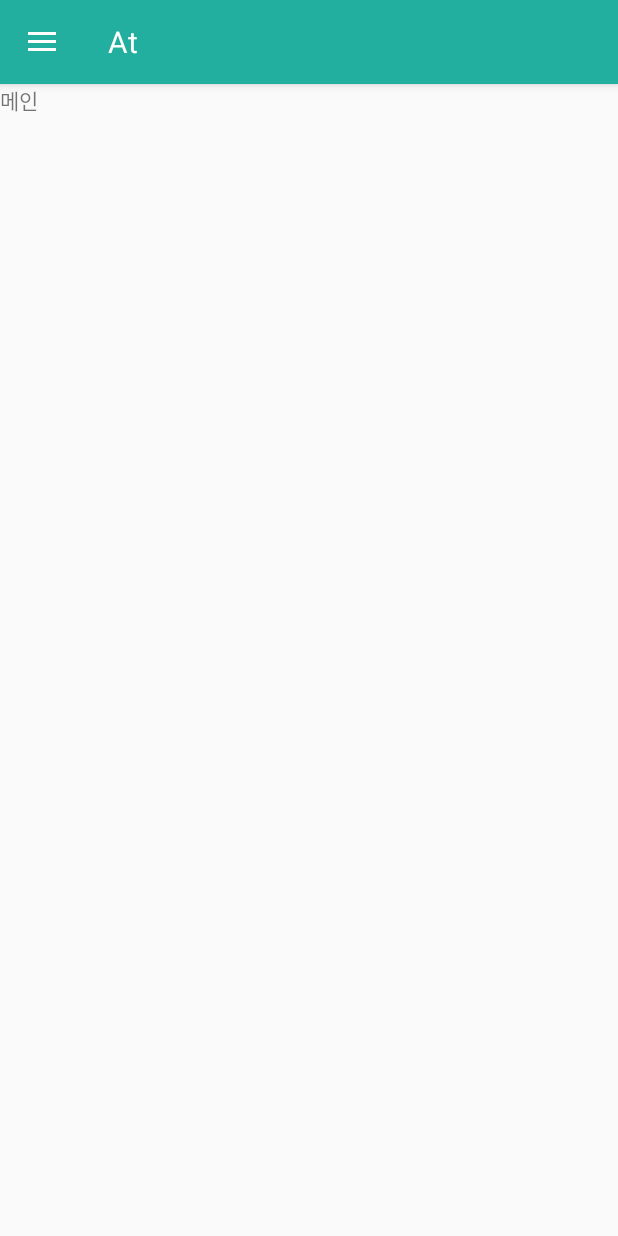
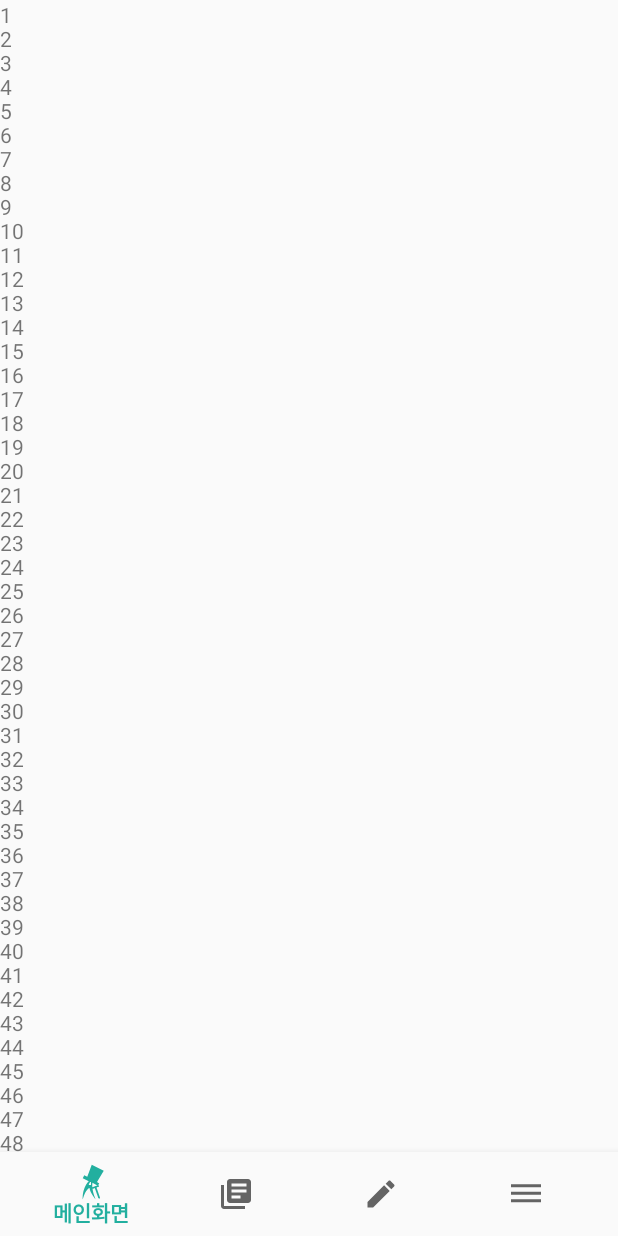
Before and after one commit to BeomSS/At, an Android app: the screen it shows after launch (MainActivity), on a phone screen of 412 x 824 dp. Run offline under Robolectric (Android 15) with nearby library versions, the phone set to English and light mode, and no system bars.

Commit message:
범 - 바텀네비게이션 세팅 완료. 손질 안한 단계.

```diff
--- a/app/src/main/AndroidManifest.xml
+++ b/app/src/main/AndroidManifest.xml
@@ -20,7 +20,6 @@
         <activity android:name="com.example.user.at.MainActivity"/>
         <activity android:name=".HelpActivity"/>
         <activity android:name=".LetterMainActivity"/>
-        <activity android:name=".BoardActivity"/>
         <activity android:name=".LikeActivity"/>
         <activity android:name=".SettingActivity"/>
         <activity android:name=".MyInfoListActivity"/>
--- /dev/null
+++ b/app/src/main/java/com/example/user/at/BottomNavigationBehavior.java
@@ -0,0 +1,53 @@
+package com.example.user.at;
+
+import android.content.Context;
+import android.support.annotation.NonNull;
+import android.support.design.widget.BottomNavigationView;
+import android.support.design.widget.CoordinatorLayout;
+import android.support.v4.view.ViewCompat;
+import android.util.AttributeSet;
+import android.view.View;
+import android.widget.FrameLayout;
+
+/**
+ * Created by ravi on 21/12/17.
+ */
+
+public class BottomNavigationBehavior extends CoordinatorLayout.Behavior<BottomNavigationView> {
+
+    public BottomNavigationBehavior() {
+        super();
+    }
+
+    public BottomNavigationBehavior(Context context, AttributeSet attrs) {
+        super(context, attrs);
+    }
+
+    @Override
+    public boolean layoutDependsOn(CoordinatorLayout parent, BottomNavigationView child, View dependency) {
+        boolean dependsOn = dependency instanceof FrameLayout;
+        return dependsOn;
+    }
+
+    @Override
+    public boolean onStartNestedScroll(@NonNull CoordinatorLayout coordinatorLayout, @NonNull BottomNavigationView child, @NonNull View directTargetChild, @NonNull View target, int axes, int type) {
+        return axes == ViewCompat.SCROLL_AXIS_VERTICAL;
+    }
+
+    @Override
+    public void onNestedPreScroll(@NonNull CoordinatorLayout coordinatorLayout, @NonNull BottomNavigationView child, @NonNull View target, int dx, int dy, @NonNull int[] consumed, int type) {
+        if(dy < 0){
+            showBottomNavigationView(child);
+        } else if(dy > 0){
+            hideBottomNavigationView(child);
+        }
+    }
+
+    private void hideBottomNavigationView(BottomNavigationView view) {
+        view.animate().translationY(view.getHeight());
+    }
+
+    private void showBottomNavigationView(BottomNavigationView view) {
+        view.animate().translationY(0);
+    }
+}
--- a/app/src/main/java/com/example/user/at/MainActivity.java
+++ b/app/src/main/java/com/example/user/at/MainActivity.java
@@ -1,46 +1,59 @@
 package com.example.user.at;
 
-import android.content.Intent;
 import android.os.Bundle;
 import android.support.annotation.NonNull;
-import android.support.design.widget.NavigationView;
-import android.support.v4.view.GravityCompat;
-import android.support.v4.widget.DrawerLayout;
-import android.support.v7.app.ActionBarDrawerToggle;
+import android.support.design.widget.BottomNavigationView;
+import android.support.design.widget.CoordinatorLayout;
+import android.support.v4.app.Fragment;
+import android.support.v4.app.FragmentTransaction;
 import android.support.v7.app.AppCompatActivity;
-import android.support.v7.widget.Toolbar;
 import android.view.MenuItem;
-import android.view.View;
-import android.widget.LinearLayout;
 
-import java.util.Objects;
+public class MainActivity extends AppCompatActivity {
+    //    Skin skin;
+    BottomNavigationView btNav;
 
-public class MainActivity extends AppCompatActivity implements NavigationView.OnNavigationItemSelectedListener {
-//    Skin skin;
     @Override
     protected void onCreate(Bundle savedInstanceState) {
         /*skin = new Skin(this);
         int color = skin.skinSetting();
         int skinCode = skin.skinCode;*/
         super.onCreate(savedInstanceState);
-        setTheme(R.style.AppTheme_NoActionBar);
+        setTheme(R.style.AppThemeVer1);
         setContentView(R.layout.activity_main);
 
-        final Toolbar toolbar = (Toolbar) findViewById(R.id.toolbar);
-        setSupportActionBar(toolbar);               //커스텀 타이틀 사용
-        Objects.requireNonNull(getSupportActionBar()).setDisplayShowTitleEnabled(false);        //커스텀 타이틀을 사용하기 때문에 기존 타이틀 사용 안함
-//        toolbar.setBackgroundColor(color);
+        btNav = findViewById(R.id.btNavMain);
+        CoordinatorLayout.LayoutParams layoutParams = (CoordinatorLayout.LayoutParams) btNav.getLayoutParams();
+        layoutParams.setBehavior(new BottomNavigationBehavior());
+        MainFragment fragment = new MainFragment();
+        loadFragment(fragment);
 
-        DrawerLayout drawer = (DrawerLayout) findViewById(R.id.drawer_layout);
-        ActionBarDrawerToggle toggle = new ActionBarDrawerToggle(
-                this, drawer, toolbar, R.string.navigation_drawer_open, R.string.navigation_drawer_close);
-        drawer.addDrawerListener(toggle);
-        toggle.syncState();
+        btNav.setOnNavigationItemSelectedListener(new BottomNavigationView.OnNavigationItemSelectedListener() {
+            @Override
+            public boolean onNavigationItemSelected(@NonNull MenuItem item) {
+                Fragment fragment;
+                switch (item.getItemId()) {
+                    case R.id.show_Main:
+                        fragment = new MainFragment();
+                        loadFragment(fragment);
+                        return true;
+                    case R.id.show_board:
+                        fragment = new BoardFragment();
+                        loadFragment(fragment);
+                        return true;
+                    case R.id.write_board:
+                        fragment = new WriteFragment();
+                        loadFragment(fragment);
+                        return true;
+                    case R.id.show_menu:
+                        fragment = new MenuFragment();
+                        loadFragment(fragment);
+                        return true;
+                }
+                return false;
+            }
+        });
 
-        NavigationView navigationView = (NavigationView) findViewById(R.id.nav_view);
-        navigationView.setNavigationItemSelectedListener(this);
-        View headerView = navigationView.getHeaderView(0);
-        LinearLayout headerLayout = headerView.findViewById(R.id.myInfoBtnLayout);
         /*switch(skinCode){
             case 1:
                 headerLayout.setBackground(getResources().getDrawable(R.drawable.side_nav_bar_mint));
@@ -53,23 +66,18 @@ public class MainActivity extends AppCompatActivity implements NavigationView.On
                 break;
         }*/
     }
+    void loadFragment(Fragment fragment){
+        FragmentTransaction transaction = getSupportFragmentManager().beginTransaction();
+        transaction.replace(R.id.frgMain, fragment);
+        transaction.commit();
+    }
 
-    public void my_info(View v){            //내정보(네비게이션 드로어 헤더 부분) 클릭 시
+    /*public void my_info(View v){            //내정보(네비게이션 드로어 헤더 부분) 클릭 시
         Intent intent = new Intent(this, MyInfoListActivity.class);
         startActivity(intent);
         DrawerLayout drawer = (DrawerLayout) findViewById(R.id.drawer_layout);
         drawer.closeDrawer(GravityCompat.START);
-    }
-
-    @Override
-    public void onBackPressed() {                       //뒤로가기 클릭 시
-        DrawerLayout drawer = (DrawerLayout) findViewById(R.id.drawer_layout);
-        if (drawer.isDrawerOpen(GravityCompat.START)) {     //드로우어가 열려있다면 닫음
-            drawer.closeDrawer(GravityCompat.START);
-        } else {
-            super.onBackPressed();
-        }
-    }
+    }*/
 
     /*@Override
     public boolean onCreateOptionsMenu(Menu menu) {         //옵션메뉴 생성
@@ -94,7 +102,7 @@ public class MainActivity extends AppCompatActivity implements NavigationView.On
         return super.onOptionsItemSelected(item);
     }*/
 
-    @SuppressWarnings("StatementWithEmptyBody")
+    /*@SuppressWarnings("StatementWithEmptyBody")
     @Override
     public boolean onNavigationItemSelected(@NonNull MenuItem item) {        //네비게이션 아이템 클릭 시
         // Handle navigation view item clicks here.
@@ -103,7 +111,7 @@ public class MainActivity extends AppCompatActivity implements NavigationView.On
 
         if (id == R.id.nav_board) {          //글 클릭 시
             // Handle the camera action
-            intent = new Intent(this, BoardActivity.class);
+            intent = new Intent(this, BoardFragment.class);
         } else if (id == R.id.nav_message) {    //쪽지 클릭 시
             intent = new Intent(this, LetterMainActivity.class);
         } else if (id == R.id.nav_like) {       //관심 있는 작품 클릭 시
@@ -120,7 +128,7 @@ public class MainActivity extends AppCompatActivity implements NavigationView.On
         DrawerLayout drawer = (DrawerLayout) findViewById(R.id.drawer_layout);
         drawer.closeDrawer(GravityCompat.START);        //네비게이션 아이템 클릭 후에는 드로우어 닫음
         return true;
-    }
+    }*/
 
     /*public void changeSkin(View v){
         switch(v.getId()){
--- /dev/null
+++ b/app/src/main/java/com/example/user/at/MainFragment.java
@@ -0,0 +1,28 @@
+package com.example.user.at;
+
+import android.annotation.SuppressLint;
+import android.os.Bundle;
+import android.support.annotation.NonNull;
+import android.support.annotation.Nullable;
+import android.support.v4.app.Fragment;
+import android.view.LayoutInflater;
+import android.view.View;
+import android.view.ViewGroup;
+import android.widget.TextView;
+
+public class MainFragment extends Fragment {
+    View view;
+    TextView tvScrollingTest;
+
+    @SuppressLint("SetTextI18n")
+    @Nullable
+    @Override
+    public View onCreateView(@NonNull LayoutInflater inflater, @Nullable ViewGroup container, @Nullable Bundle savedInstanceState) {
+        view = inflater.inflate(R.layout.fragment_main, container, false);
+        tvScrollingTest = view.findViewById(R.id.tvScrollingTest);
+        for (int i = 1; i <= 50; i++){
+            tvScrollingTest.setText(tvScrollingTest.getText() + String.valueOf(i) + "\n");
+        }
+        return view;
+    }
+}
--- /dev/null
+++ b/app/src/main/res/drawable/ic_dehaze_black_24dp.xml
@@ -0,0 +1,9 @@
+<vector xmlns:android="http://schemas.android.com/apk/res/android"
+        android:width="24dp"
+        android:height="24dp"
+        android:viewportWidth="24.0"
+        android:viewportHeight="24.0">
+    <path
+        android:fillColor="#FF000000"
+        android:pathData="M2,15.5v2h20v-2L2,15.5zM2,10.5v2h20v-2L2,10.5zM2,5.5v2h20v-2L2,5.5z"/>
+</vector>
--- /dev/null
+++ b/app/src/main/res/drawable/ic_edit_black_24dp.xml
@@ -0,0 +1,9 @@
+<vector xmlns:android="http://schemas.android.com/apk/res/android"
+        android:width="24dp"
+        android:height="24dp"
+        android:viewportWidth="24.0"
+        android:viewportHeight="24.0">
+    <path
+        android:fillColor="#FF000000"
+        android:pathData="M3,17.25V21h3.75L17.81,9.94l-3.75,-3.75L3,17.25zM20.71,7.04c0.39,-0.39 0.39,-1.02 0,-1.41l-2.34,-2.34c-0.39,-0.39 -1.02,-0.39 -1.41,0l-1.83,1.83 3.75,3.75 1.83,-1.83z"/>
+</vector>
--- /dev/null
+++ b/app/src/main/res/drawable/ic_logo_home.xml
@@ -0,0 +1,10 @@
+<vector android:height="24dp" android:viewportHeight="48"
+    android:viewportWidth="48" android:width="24dp" xmlns:android="http://schemas.android.com/apk/res/android">
+    <path android:fillColor="#FF000000" android:pathData="M41,9L25,1l-6,16l-4,-2l-2,4l8,4c-9,9 -8,24 -8,24c4,-14 9,-15 9,-15c1,7 8,15 8,15c-6,-15 -4,-22 -4,-22l7,4l2,-3l-3,-2L41,9zM24,28h-3c0,-2 2,-4 2,-4h1V28z"/>
+    <path android:fillColor="#FF000000" android:pathData="M25.7373,30.8635l7.456,-2.6109l0.7602,2.1707l-7.456,2.6109z"/>
+    <path android:fillColor="#FF000000" android:pathData="M33.6,29.4m-1.1,0a1.1,1.1 0,1 1,2.2 0a1.1,1.1 0,1 1,-2.2 0"/>
+    <path android:fillColor="#FF000000" android:pathData="M26.1,32m-1.1,0a1.1,1.1 0,1 1,2.2 0a1.1,1.1 0,1 1,-2.2 0"/>
+    <path android:fillColor="#FF000000" android:pathData="M31.077,30.8228l4.8583,13.8739l-2.1707,0.7602l-4.8583,-13.8739z"/>
+    <path android:fillColor="#FF000000" android:pathData="M34.9,45.1m-1.1,0a1.1,1.1 0,1 1,2.2 0a1.1,1.1 0,1 1,-2.2 0"/>
+    <path android:fillColor="#FF000000" android:pathData="M30,31.2m-1.1,0a1.1,1.1 0,1 1,2.2 0a1.1,1.1 0,1 1,-2.2 0"/>
+</vector>
--- a/app/src/main/res/layout/activity_main.xml
+++ b/app/src/main/res/layout/activity_main.xml
@@ -1,56 +1,30 @@
 <?xml version="1.0" encoding="utf-8"?>
-<android.support.v4.widget.DrawerLayout xmlns:android="http://schemas.android.com/apk/res/android"
-    xmlns:app="http://schemas.android.com/apk/res-auto"
-    xmlns:tools="http://schemas.android.com/tools"
-    android:id="@+id/drawer_layout"
-    android:layout_width="match_parent"
-    android:layout_height="match_parent"
-    android:fitsSystemWindows="true"
-    tools:openDrawer="start">
-
 <android.support.design.widget.CoordinatorLayout xmlns:android="http://schemas.android.com/apk/res/android"
     xmlns:app="http://schemas.android.com/apk/res-auto"
     xmlns:tools="http://schemas.android.com/tools"
+    android:id="@+id/container"
     android:layout_width="match_parent"
-        android:layout_height="match_parent"
-        tools:context="com.example.user.at.MainActivity">
+    android:layout_height="match_parent">
 
-        <android.support.design.widget.AppBarLayout
-            android:layout_width="match_parent"
-            android:layout_height="wrap_content"
-            android:theme="@style/AppTheme.AppBarOverlay">
-
-            <android.support.v7.widget.Toolbar
-                android:id="@+id/toolbar"
-                android:layout_width="match_parent"
-                android:layout_height="?attr/actionBarSize"
-                app:popupTheme="@style/AppTheme.PopupOverlay">
-
-                <TextView
-                    android:id="@+id/toolbar_Title"
-                    android:layout_width="wrap_content"
-                    android:layout_height="wrap_content"
-                    android:text="@string/app_name"
-                    android:textColor="@color/colorWhite"
-                    android:textSize="@dimen/toolBar_title_text" />
-            </android.support.v7.widget.Toolbar>
-
-        </android.support.design.widget.AppBarLayout>
-
-        <android.support.constraint.ConstraintLayout xmlns:android="http://schemas.android.com/apk/res/android"
-            xmlns:app="http://schemas.android.com/apk/res-auto"
-            xmlns:tools="http://schemas.android.com/tools"
-            android:id="@+id/fragment_container"
+    <FrameLayout
+        android:id="@+id/frgMain"
         android:layout_width="match_parent"
         android:layout_height="match_parent"
         app:layout_behavior="@string/appbar_scrolling_view_behavior"
-            tools:context="com.example.user.at.MainActivity">
+        app:layout_constraintTop_toTopOf="parent"
+        app:layout_constraintLeft_toLeftOf="parent"
+        app:layout_constraintRight_toRightOf="parent"
+        app:layout_constraintBottom_toBottomOf="parent"/>
 
-            <TextView
-                android:layout_width="wrap_content"
+    <android.support.design.widget.BottomNavigationView
+        android:id="@+id/btNavMain"
+        android:layout_width="match_parent"
         android:layout_height="wrap_content"
-                android:text="메인" />
-
+        android:layout_marginEnd="0dp"
+        android:layout_marginStart="0dp"
+        android:layout_gravity="bottom"
+        android:background="?android:attr/windowBackground"
+        app:menu="@menu/menu_bottom_navigation"/>
     <!--<Button
         android:id="@+id/btn1"
         android:layout_width="wrap_content"
@@ -81,19 +55,4 @@
         app:layout_constraintRight_toRightOf="parent"
         app:layout_constraintTop_toBottomOf="@id/btn2" />-->
 
-        </android.support.constraint.ConstraintLayout>
-
 </android.support.design.widget.CoordinatorLayout>
-
-    <android.support.design.widget.NavigationView
-        android:id="@+id/nav_view"
-        android:layout_width="wrap_content"
-        android:layout_height="match_parent"
-        android:layout_gravity="start"
-        android:background="@color/colorWhite"
-        android:fitsSystemWindows="true"
-        app:headerLayout="@layout/nav_header_main"
-        app:itemTextAppearance="?attr/textAppearanceLargePopupMenu"
-        app:menu="@menu/activity_main_drawer" />
-
-</android.support.v4.widget.DrawerLayout>
--- /dev/null
+++ b/app/src/main/res/layout/fragment_main.xml
@@ -0,0 +1,14 @@
+<?xml version="1.0" encoding="utf-8"?>
+<android.support.v4.widget.NestedScrollView
+    xmlns:android="http://schemas.android.com/apk/res/android" android:layout_width="match_parent"
+    android:layout_height="match_parent">
+        <LinearLayout
+            android:layout_width="match_parent"
+            android:layout_height="match_parent"
+            android:orientation="vertical">
+                <TextView
+                    android:id="@+id/tvScrollingTest"
+                    android:layout_width="match_parent"
+                    android:layout_height="wrap_content" />
+        </LinearLayout>
+</android.support.v4.widget.NestedScrollView>
--- /dev/null
+++ b/app/src/main/res/menu/menu_bottom_navigation.xml
@@ -0,0 +1,19 @@
+<?xml version="1.0" encoding="utf-8"?>
+<menu xmlns:android="http://schemas.android.com/apk/res/android">
+    <item
+        android:id="@+id/show_Main"
+        android:title="메인화면"
+        android:icon="@drawable/ic_logo_home"/>
+    <item
+        android:id="@+id/show_board"
+        android:title="게시판보기"
+        android:icon="@drawable/ic_library_books_black_24dp"/>
+    <item
+        android:id="@+id/write_board"
+        android:title="글쓰기"
+        android:icon="@drawable/ic_edit_black_24dp"/>
+    <item
+        android:id="@+id/show_menu"
+        android:title="메뉴"
+        android:icon="@drawable/ic_dehaze_black_24dp"/>
+</menu>
```
Also changed, not shown: app/src/main/java/com/example/user/at/BoardActivity.java (deleted, +0 -13 lines), app/src/main/java/com/example/user/at/BoardFragment.java (added, +20 -0 lines), app/src/main/java/com/example/user/at/MenuFragment.java (added, +20 -0 lines), app/src/main/java/com/example/user/at/WriteFragment.java (added, +20 -0 lines), app/src/main/res/layout/fragment_menu.xml (added, +9 -0 lines), app/src/main/res/layout/fragment_write.xml (added, +9 -0 lines), app/src/main/res/layout/fragment_board.xml (renamed from app/src/main/res/layout/activity_board.xml). Lines whose indentation alone changed are shown as unchanged.
